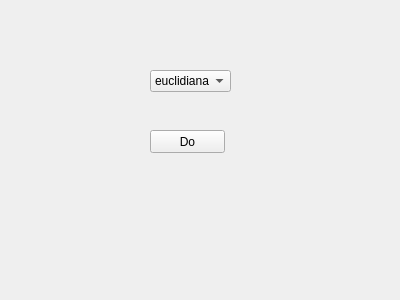
First picture: the form in test2-150930/distance.ui, repository nomarlo/analisis-de-imagenes, before the edit.
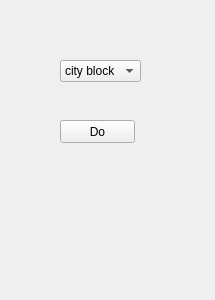
Second picture: the form after the edit.

The edit to the form file:
```diff
--- a/test2-150930/distance.ui
+++ b/test2-150930/distance.ui
@@ -6,7 +6,7 @@
    <rect>
     <x>0</x>
     <y>0</y>
-    <width>400</width>
+    <width>215</width>
     <height>300</height>
    </rect>
   </property>
@@ -16,17 +16,12 @@
   <widget class="QComboBox" name="geometria">
    <property name="geometry">
     <rect>
-     <x>150</x>
-     <y>70</y>
+     <x>60</x>
+     <y>60</y>
      <width>81</width>
      <height>22</height>
     </rect>
    </property>
-   <item>
-    <property name="text">
-     <string>euclidiana</string>
-    </property>
-   </item>
    <item>
     <property name="text">
      <string>city block</string>
@@ -41,8 +36,8 @@
   <widget class="QPushButton" name="pushButton">
    <property name="geometry">
     <rect>
-     <x>150</x>
-     <y>130</y>
+     <x>60</x>
+     <y>120</y>
      <width>75</width>
      <height>23</height>
     </rect>
```
